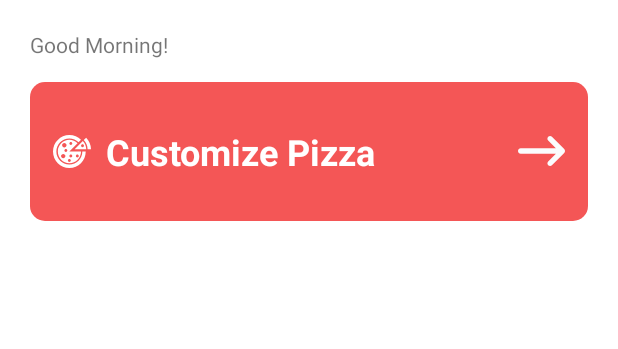
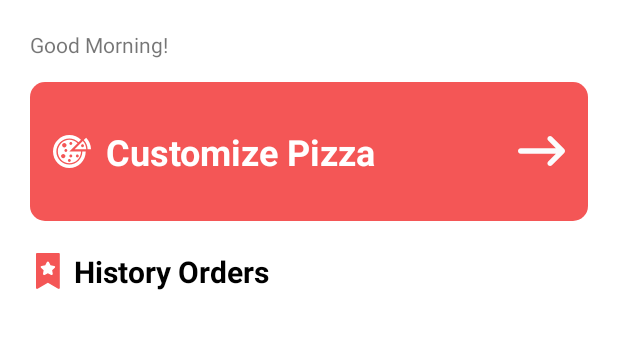
Before and after one commit to trile1511/JAV1001-BuzzaPizza, an Android app: the screen it shows after launch (MainActivity), on a phone screen of 412 x 824 dp, the part 105-454 px from its top. Run offline under Robolectric (Android 15) with nearby library versions, the phone set to English and light mode, and no system bars.

Commit message:
add history orders title to main layout

```diff
--- /dev/null
+++ b/app/src/main/res/drawable/ic_flag_star.xml
@@ -0,0 +1,6 @@
+<vector android:autoMirrored="true" android:height="20dp"
+    android:viewportHeight="20" android:viewportWidth="13"
+    android:width="13dp" xmlns:android="http://schemas.android.com/apk/res/android">
+    <path android:fillColor="#F45656" android:pathData="M12.0032,19.9165L6.4453,16.5817L0.8874,19.9165C0.7064,20.0251 0.4809,20.0279 0.2972,19.924C0.1136,19.8199 0,19.6251 0,19.414V0.5859C0,0.2623 0.2623,0 0.5859,0H12.3047C12.6283,0 12.8906,0.2623 12.8906,0.5859V19.414C12.8906,19.6251 12.7771,19.8199 12.5934,19.9239C12.41,20.0277 12.1846,20.0253 12.0032,19.9165Z"/>
+    <path android:fillColor="#ffffff" android:pathData="M8.2391,12.1909L6.4453,11.2479L4.6515,12.191C4.4541,12.2947 4.2149,12.2774 4.0344,12.1463C3.854,12.0153 3.7636,11.7931 3.8014,11.5733L4.144,9.5759L2.6928,8.1613C2.5331,8.0056 2.4756,7.7728 2.5445,7.5607C2.6134,7.3486 2.7968,7.194 3.0175,7.1619L5.023,6.8705L5.9199,5.0532C6.0186,4.8532 6.2223,4.7266 6.4453,4.7266C6.6683,4.7266 6.872,4.8532 6.9708,5.0532L7.8676,6.8705L9.8731,7.1619C10.0938,7.194 10.2772,7.3486 10.3461,7.5607C10.4151,7.7728 10.3576,8.0056 10.1979,8.1613L8.7467,9.5759L9.0893,11.5733C9.127,11.7931 9.0366,12.0153 8.8562,12.1463C8.6767,12.2767 8.4375,12.2953 8.2391,12.1909Z"/>
+</vector>
--- a/app/src/main/res/layout/activity_main.xml
+++ b/app/src/main/res/layout/activity_main.xml
@@ -70,6 +70,28 @@
 
         </LinearLayout>
 
+        <LinearLayout
+            android:layout_width="match_parent"
+            android:layout_height="wrap_content"
+            android:layout_marginTop="20dp"
+            android:gravity="center_vertical">
+
+            <ImageView
+                android:layout_width="24dp"
+                android:layout_height="24dp"
+                android:src="@drawable/ic_flag_star" />
+
+            <TextView
+                android:layout_width="wrap_content"
+                android:layout_height="wrap_content"
+                android:layout_marginStart="5dp"
+                android:text="History Orders"
+                android:textColor="@color/black"
+                android:textSize="20sp"
+                android:textStyle="bold" />
+
+        </LinearLayout>
+
     </LinearLayout>
 
 </androidx.constraintlayout.widget.ConstraintLayout>
```
